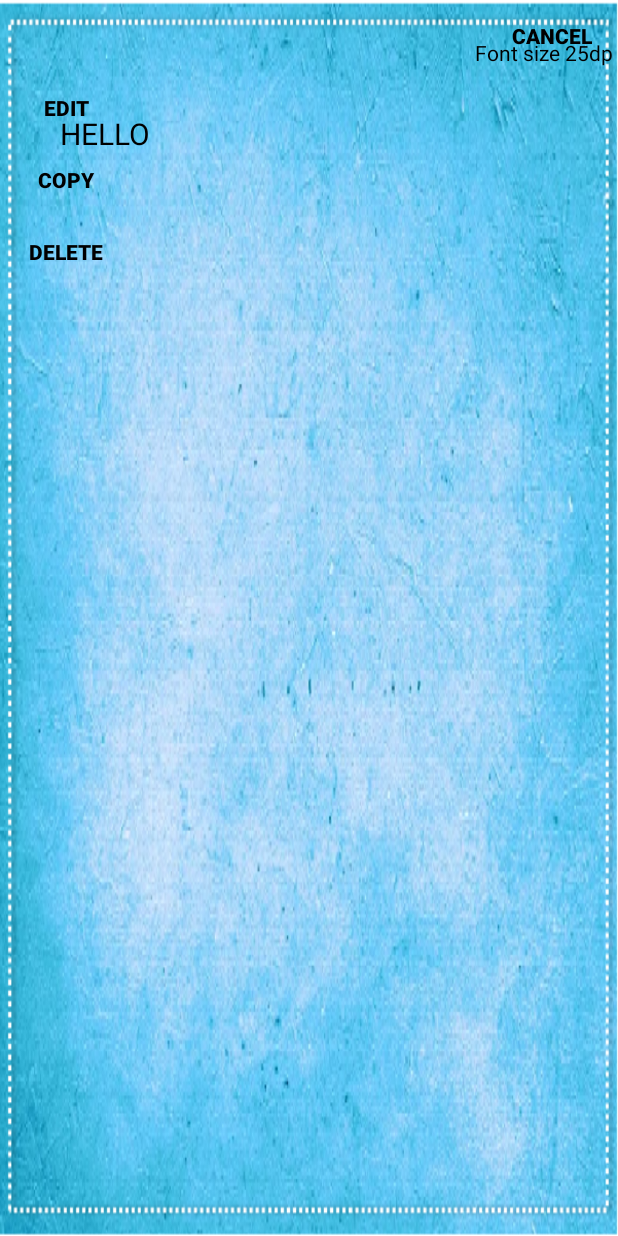
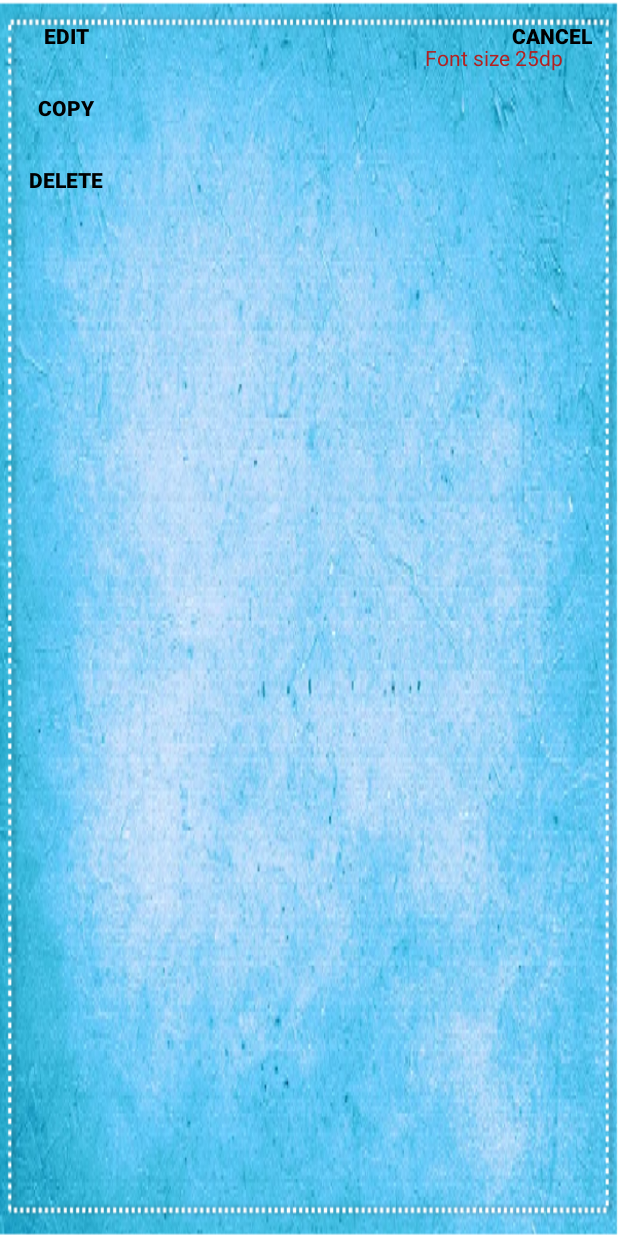
Before and after one commit to pyrophos/CS4398, an Android app: the layout content_dialog_box.xml on its own in the app's theme, with its tools: preview values and no code run, on a phone screen of 412 x 824 dp. Run offline under Robolectric (Android 15) with nearby library versions, the phone set to English and light mode, and no system bars.

Commit message:
Copy is done, also realigned everything that are off

```diff
--- a/PassphraseGenerator/app/src/main/java/com/example/wwjdt/passphrasegenerator/content.java
+++ b/PassphraseGenerator/app/src/main/java/com/example/wwjdt/passphrasegenerator/content.java
@@ -1,6 +1,7 @@
 package com.example.wwjdt.passphrasegenerator;
 
 import android.app.Dialog;
+import android.content.ClipData;
 import android.content.Context;
 import android.content.Intent;
 import android.content.SharedPreferences;
@@ -10,6 +11,7 @@ import android.support.design.widget.FloatingActionButton;
 import android.support.design.widget.Snackbar;
 import android.support.v7.app.AppCompatActivity;
 import android.support.v7.widget.Toolbar;
+import android.text.ClipboardManager;
 import android.text.Editable;
 import android.text.SpannableString;
 import android.text.TextWatcher;
@@ -131,15 +133,17 @@ public class content extends AppCompatActivity {
             public void onItemClick(AdapterView<?> arg0, View view, final int position, long id) {
 
                 String dialogName = pref.getString("AcctName[" + position + "]", "");
-                String dialogPass = pref.getString("AcctPass[" + position + "]", "");
+                final String dialogPass = pref.getString("AcctPass[" + position + "]", "");
 
                 final Dialog dialog = new Dialog(content.this);
                 dialog.setContentView(R.layout.content_dialog_box);
 
 
                 // set the custom dialog components - text, image and button
+                TextView text1 = (TextView) dialog.findViewById(R.id.text_view3);
+                text1.setText( "Password: ");
                 TextView text = (TextView) dialog.findViewById(R.id.text);
-                text.setText("Password: " + dialogPass + "");
+                text.setText( dialogPass);
                 TextView text_view2 = (TextView) dialog.findViewById(R.id.text_view2);
                 //text_view2.setText(dialogName);
                 SpannableString spanString = new SpannableString(dialogName);
@@ -170,6 +174,7 @@ public class content extends AppCompatActivity {
                 copyButton.setOnClickListener(new View.OnClickListener() {
                     @Override
                     public void onClick(View v) {
+                        putText(dialogPass);
 
                     }
 
@@ -200,6 +205,17 @@ public class content extends AppCompatActivity {
             }
 
         });
+    }
+    public void putText(String dialogPass){
+        int sdk = android.os.Build.VERSION.SDK_INT;
+        if(sdk < android.os.Build.VERSION_CODES. HONEYCOMB) {
+            android.text.ClipboardManager clipboard = (android.text.ClipboardManager) getSystemService(Context.CLIPBOARD_SERVICE);
+            clipboard.setText(dialogPass);
+        } else {
+            android.content.ClipboardManager clipboard = (android.content.ClipboardManager) getSystemService(Context.CLIPBOARD_SERVICE);
+            android.content.ClipData clip = ClipData.newPlainText("simple text",dialogPass);
+            clipboard.setPrimaryClip(clip);
+        }
     }
     private void delete() {
         int pos = accountList.getCheckedItemPosition();
--- a/PassphraseGenerator/app/src/main/res/layout/activity_add_password.xml
+++ b/PassphraseGenerator/app/src/main/res/layout/activity_add_password.xml
@@ -38,7 +38,7 @@
         android:text="Special Characters"
         android:id="@+id/specialCharacters"
         android:checked="false"
-        android:layout_below="@+id/alphanumeric"
+        android:layout_below="@+id/caseSensitive"
         android:layout_alignParentLeft="true"
         android:layout_alignParentStart="true" />
 
--- a/PassphraseGenerator/app/src/main/res/layout/content_dialog_box.xml
+++ b/PassphraseGenerator/app/src/main/res/layout/content_dialog_box.xml
@@ -7,28 +7,45 @@
     android:orientation="vertical" >
 
     <TextView
-        android:id="@+id/text"
+    android:id="@+id/text"
+    android:layout_width="fill_parent"
+    android:layout_height="wrap_content"
+    android:singleLine="true"
+    android:focusable="true"
+    android:nextFocusDown="@+id/btn_edit"
+
+    android:layout_marginTop="95dp"
+    android:paddingLeft="85dp"
+    android:paddingRight="20dp"
+    android:textSize="15dp"
+    android:textColor="#B22222" />
+
+    <TextView
+        android:id="@+id/text_view3"
         android:layout_width="fill_parent"
         android:layout_height="wrap_content"
         android:singleLine="true"
         android:focusable="true"
         android:nextFocusDown="@+id/btn_edit"
-        android:text="HELLO"
-        android:layout_marginTop="75dp"
-        android:paddingLeft="40dp"
-        android:paddingRight="40dp"
+
+        android:layout_marginTop="70dp"
+        android:paddingLeft="85dp"
+        android:paddingRight="20dp"
         android:textSize="20dp"
-        android:textColor="#000000" />
+        android:textColor="#B22222" />
 
     <TextView
         android:id="@+id/text_view2"
         android:text="Font size 25dp "
         android:layout_width="wrap_content"
         android:layout_height="wrap_content"
-        android:textColor="#000000"
-        android:layout_marginTop="25dp"
-        android:layout_alignParentTop="true"
-        android:layout_alignParentRight="true" />
+        android:textColor="#B22222"
+
+        android:layout_alignBottom="@+id/btn_cancel"
+        android:layout_alignParentRight="true"
+        android:layout_alignParentEnd="true"
+        android:layout_marginRight="33dp"
+        android:layout_marginEnd="33dp" />
 
     <Button
         android:id="@+id/btn_cancel"
@@ -40,6 +57,7 @@
         android:textColor="#000000"
         android:textStyle="bold"
         android:layout_gravity="right"
+        android:layout_alignParentTop="true"
         android:layout_alignParentRight="true"
         android:layout_alignParentEnd="true" />
 
@@ -52,7 +70,9 @@
         android:text="Edit"
         android:textColor="#000000"
         android:textStyle="bold"
-        android:layout_below="@+id/btn_cancel" />
+        android:layout_alignParentTop="true"
+        android:layout_alignParentLeft="true"
+        android:layout_alignParentStart="true" />
     <Button
         android:id="@+id/btn_copy"
         android:layout_width="wrap_content"
@@ -62,7 +82,9 @@
         android:text="Copy"
         android:textColor="#000000"
         android:textStyle="bold"
-        android:layout_below="@+id/btn_edit" />
+        android:layout_below="@+id/btn_edit"
+        android:layout_alignParentLeft="true"
+        android:layout_alignParentStart="true" />
     <Button
         android:id="@+id/btn_delete"
         android:layout_width="wrap_content"
@@ -72,7 +94,17 @@
         android:text="Delete"
         android:textColor="#000000"
         android:textStyle="bold"
-        android:layout_below="@+id/btn_copy" />
+        android:layout_below="@+id/btn_copy"
+        android:layout_alignParentLeft="true"
+        android:layout_alignParentStart="true" />
+
+    <ImageView
+        android:layout_width="wrap_content"
+        android:layout_height="wrap_content"
+        android:id="@+id/imageView"
+        android:layout_alignParentTop="true"
+        android:layout_toLeftOf="@+id/btn_cancel"
+        android:layout_toStartOf="@+id/btn_cancel" />
 
 
 </RelativeLayout>
```
